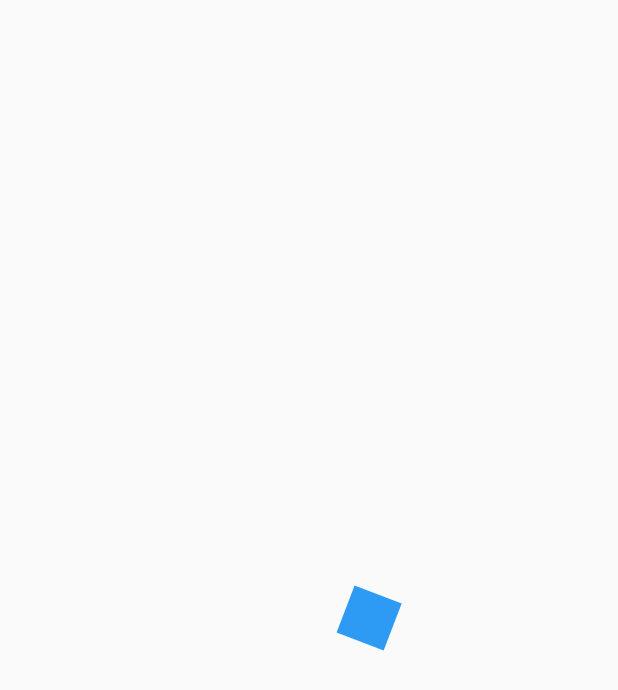
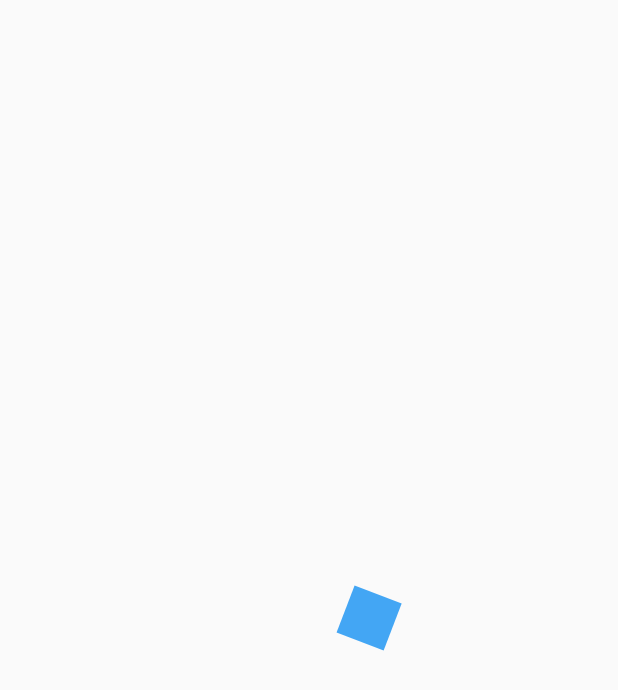
Before and after one commit to LluviaSaucedoM/intermediateFlutterCourse, a Flutter app: the first screen one second after launch, on a phone screen of 412 x 824 dp. Shown: the top 690 px of the screen. Run offline on Flutter 3.47's test engine with Material 2 defaults, Android fonts, the light colour scheme and no system bars.

Commit message:
Desapareciendo cuadrado

```diff
--- a/lib/src/pages/animaciones_page.dart
+++ b/lib/src/pages/animaciones_page.dart
@@ -29,6 +29,7 @@ class _RectanguloAnimagoState extends State<RectanguloAnimago>
   late AnimationController controller;
   late Animation<double> rotacion;
   late Animation<double> opacidad;
+  late Animation<double> opacidadOut;
   late Animation<double> moverDerecha;
   late Animation<double> agrandar;
 
@@ -52,6 +53,13 @@ class _RectanguloAnimagoState extends State<RectanguloAnimago>
           curve: Curves.easeOut,
         )));
 
+    opacidadOut = Tween(begin: 0.1, end: 1.0).animate(CurvedAnimation(
+        parent: controller,
+        curve: const Interval(
+          0.75,
+          1.0,
+          curve: Curves.easeOut,
+        )));
     moverDerecha = Tween(begin: 0.1, end: 200.0).animate(controller);
 
     agrandar = Tween(begin: 0.0, end: 2.0 * Math.pi).animate(CurvedAnimation(
@@ -87,7 +95,7 @@ class _RectanguloAnimagoState extends State<RectanguloAnimago>
             child: Transform.rotate(
                 angle: rotacion.value,
                 child: Opacity(
-                  opacity: opacidad.value,
+                  opacity: opacidad.value - opacidadOut.value,
                   child: Transform.scale(
                     scale: agrandar.value,
                     child: childRectangulo,
```
